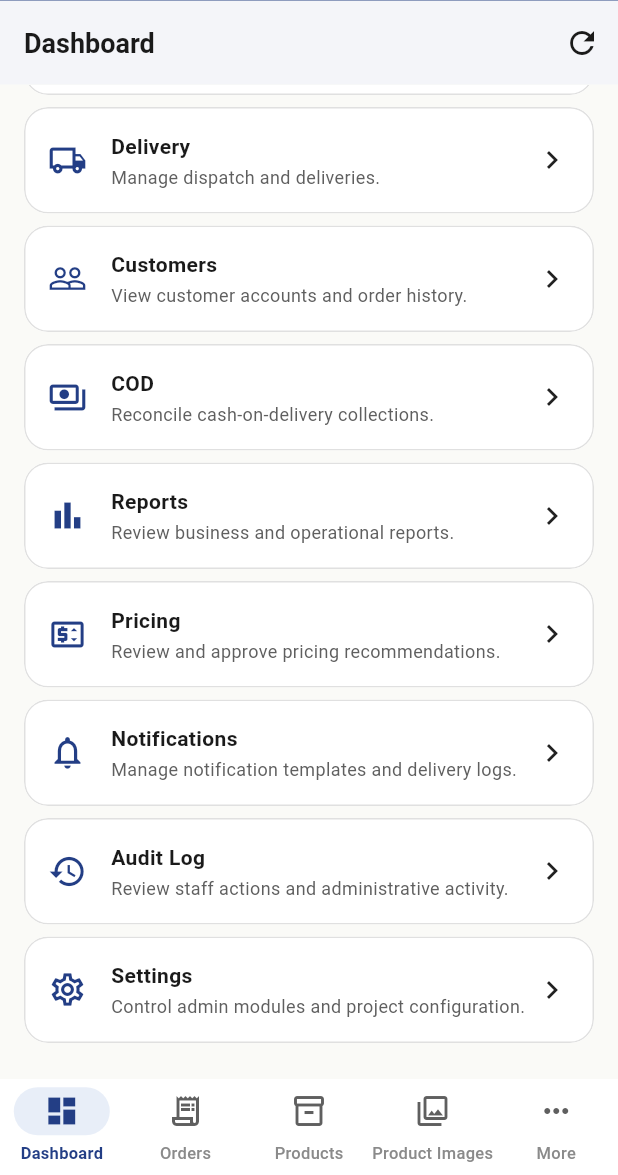
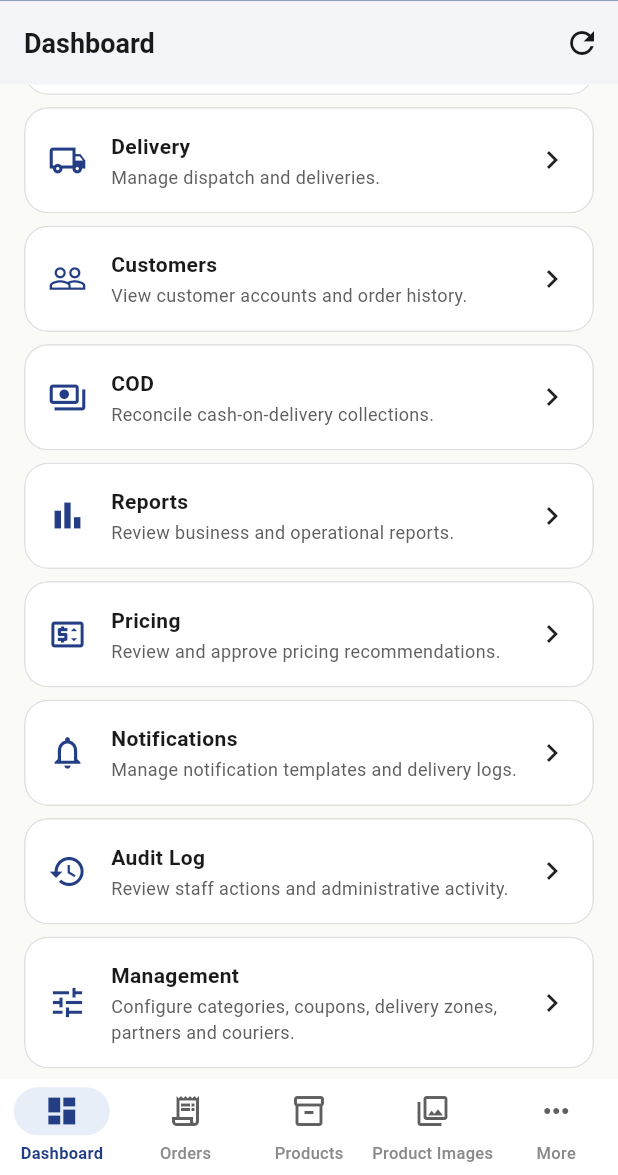
Before and after one commit to odoema/niletropical, a Flutter app: the AdminHomeScreen screen opened by its route, scrolled down 935 dp, on a phone screen of 412 x 824 dp, the part 61-1236 px from its top. Run offline on Flutter 3.47's test engine with Material 3 defaults, Android fonts, the phone set to English and light mode, and no system bars; our stand-ins replace cached_network_image, flutter_riverpod, go_router, image_picker, supabase_flutter; accounts and stored records are empty; Roboto replaces fonts that are missing (Poppins).

Commit message:
feat: add management hub to admin dashboard

```diff
--- a/lib/admin/admin_home_screen.dart
+++ b/lib/admin/admin_home_screen.dart
@@ -168,6 +168,7 @@ class _AdminHomeScreenState extends State<AdminHomeScreen> {
             _action(context, 'Pricing', 'Review and approve pricing recommendations.', '/admin/pricing', Icons.price_change_outlined),
             _action(context, 'Notifications', 'Manage notification templates and delivery logs.', '/admin/notifications', Icons.notifications_outlined),
             _action(context, 'Audit Log', 'Review staff actions and administrative activity.', '/admin/audit', Icons.history_outlined),
+            _action(context, 'Management', 'Configure categories, coupons, delivery zones, partners and couriers.', '/admin/management', Icons.tune_outlined),
             _action(context, 'Settings', 'Control admin modules and project configuration.', '/admin/settings', Icons.settings_outlined),
           ],
         ),
```
